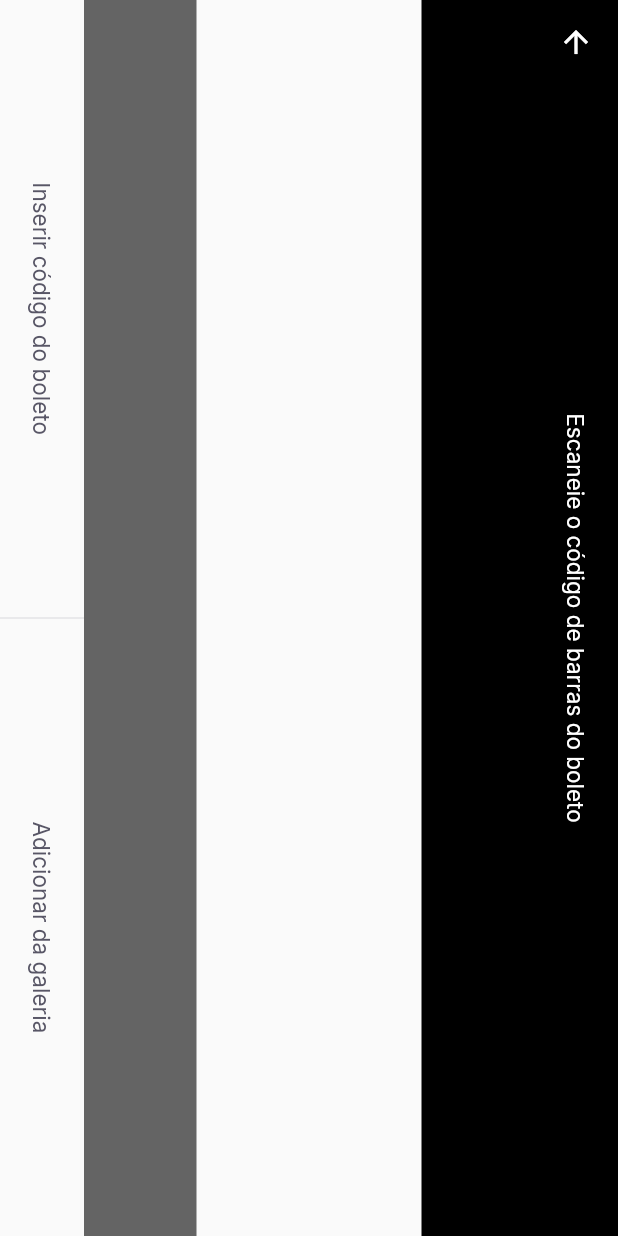
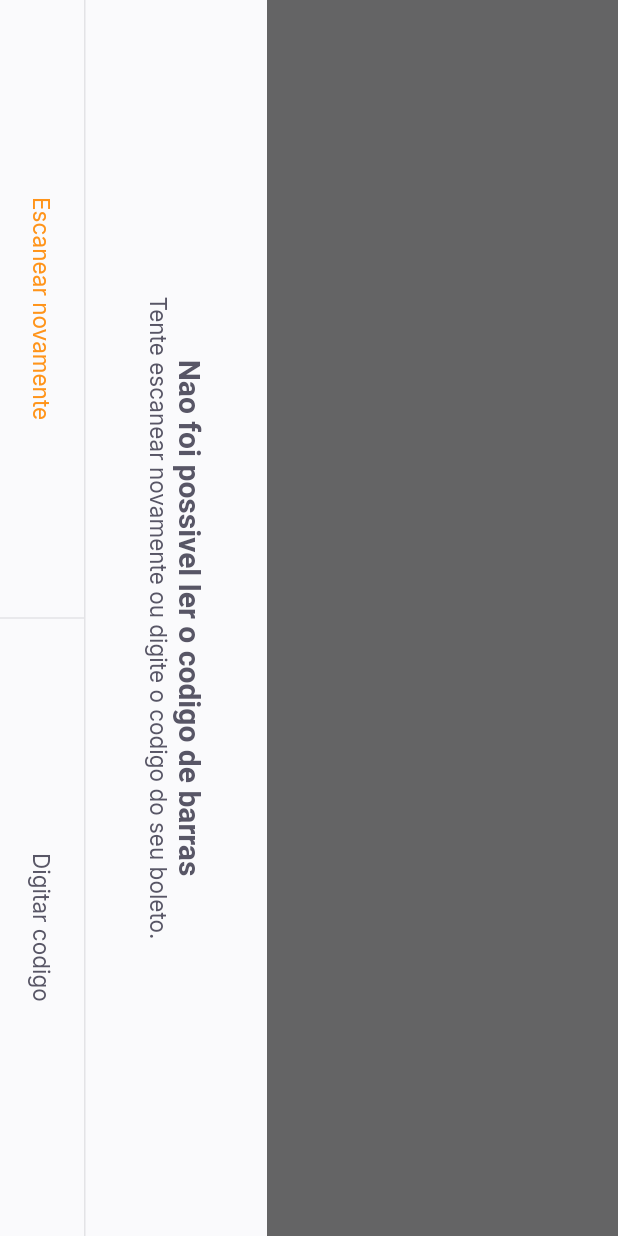
Before and after one commit to DevMiguell/payflow, a Flutter app: the BarcodeScannerPage screen opened by its route, on a phone screen of 412 x 824 dp. Run offline on Flutter 3.47's test engine with Material 2 defaults, Android fonts, the phone set to English and light mode, and no system bars; our stand-ins replace firebase_core, google_fonts, google_sign_in, shared_preferences; accounts and stored records are empty.

Commit message:
feat: setLabelbutton configure

```diff
--- a/lib/modules/barcode_scanner/barcode_scanner_page.dart
+++ b/lib/modules/barcode_scanner/barcode_scanner_page.dart
@@ -1,6 +1,7 @@
 import 'package:flutter/material.dart';
 import 'package:payflow/shared/themes/app_colors.dart';
 import 'package:payflow/shared/themes/app_text_styles.dart';
+import 'package:payflow/shared/widgets/bottom_sheet/bottom_sheet_widget.dart';
 import 'package:payflow/shared/widgets/divider_vertical/divider_vertical_widget.dart';
 import 'package:payflow/shared/widgets/label_button/label_button.dart';
 
@@ -16,6 +17,14 @@ class BarcodeScannerPage extends StatefulWidget {
 class _BarcodeScannerPageState extends State<BarcodeScannerPage> {
   @override
   Widget build(BuildContext context) {
+    return BottomSheetWidget(
+      title: "Nao foi possivel ler o codigo de barras",
+      subtitle: "Tente escanear novamente ou digite o codigo do seu boleto.",
+      primaryLabel: "Escanear novamente",
+      onPrimaryPressed: () {},
+      secondaryLabel: "Digitar codigo",
+      onSecondaryPressed: () {},
+    );
     return SafeArea(
       top: true,
       bottom: true,
--- /dev/null
+++ b/lib/shared/widgets/bottom_sheet/bottom_sheet_widget.dart
@@ -0,0 +1,73 @@
+import 'package:flutter/material.dart';
+import 'package:payflow/shared/themes/app_colors.dart';
+import 'package:payflow/shared/themes/app_text_styles.dart';
+import 'package:payflow/shared/widgets/set_label_buttons/set_label_button.dart';
+
+class BottomSheetWidget extends StatelessWidget {
+  final String primaryLabel;
+  final VoidCallback onPrimaryPressed;
+  final String secondaryLabel;
+  final VoidCallback onSecondaryPressed;
+  final String title;
+  final String subtitle;
+  const BottomSheetWidget(
+      {Key? key,
+      required this.primaryLabel,
+      required this.onPrimaryPressed,
+      required this.secondaryLabel,
+      required this.onSecondaryPressed,
+      required this.title,
+      required this.subtitle})
+      : super(key: key);
+
+  @override
+  Widget build(BuildContext context) {
+    return SafeArea(
+      child: RotatedBox(
+        quarterTurns: 1,
+        child: Material(
+          child: Container(
+            color: AppColors.shape,
+            child: Column(
+              children: [
+                Expanded(
+                  child: Container(
+                    color: Colors.black.withOpacity(0.6),
+                  ),
+                ),
+                Column(children: [
+                  Padding(
+                    padding: const EdgeInsets.all(40),
+                    child: Text.rich(
+                      TextSpan(
+                        text: title,
+                        style: TextStyles.titleBoldHeading,
+                        children: [
+                          TextSpan(
+                            text: "\n$subtitle",
+                            style: TextStyles.buttonHeading,
+                          ),
+                        ],
+                      ),
+                      textAlign: TextAlign.center,
+                    ),
+                  ),
+                  Container(
+                    height: 1,
+                    color: AppColors.stroke,
+                  ),
+                  SetLabelButtons(
+                      enabledPrimaryColor: true,
+                      primaryLabel: primaryLabel,
+                      onPrimaryPressed: onPrimaryPressed,
+                      secondaryLabel: secondaryLabel,
+                      onSecondaryPressed: onSecondaryPressed)
+                ]),
+              ],
+            ),
+          ),
+        ),
+      ),
+    );
+  }
+}
--- a/lib/shared/widgets/label_button/label_button.dart
+++ b/lib/shared/widgets/label_button/label_button.dart
@@ -4,7 +4,9 @@ import 'package:payflow/shared/themes/app_text_styles.dart';
 class LabelButton extends StatelessWidget {
   final String label;
   final VoidCallback onPressed;
-  const LabelButton({Key? key, required this.label, required this.onPressed})
+  final TextStyle? textStyle;
+  const LabelButton(
+      {Key? key, required this.label, required this.onPressed, this.textStyle})
       : super(key: key);
 
   @override
@@ -13,7 +15,7 @@ class LabelButton extends StatelessWidget {
       height: 56,
       child: TextButton(
           onPressed: onPressed,
-          child: Text(label, style: TextStyles.buttonHeading)),
+          child: Text(label, style: textStyle ?? TextStyles.buttonHeading)),
     );
   }
 }
--- a/lib/shared/widgets/set_label_buttons/set_label_button.dart
+++ b/lib/shared/widgets/set_label_buttons/set_label_button.dart
@@ -1,5 +1,6 @@
 import 'package:flutter/material.dart';
 
+import '../../themes/app_text_styles.dart';
 import '../divider_vertical/divider_vertical_widget.dart';
 import '../label_button/label_button.dart';
 
@@ -8,12 +9,14 @@ class SetLabelButtons extends StatelessWidget {
   final VoidCallback onPrimaryPressed;
   final String secondaryLabel;
   final VoidCallback onSecondaryPressed;
+  final bool enabledPrimaryColor;
   const SetLabelButtons(
       {Key? key,
       required this.primaryLabel,
       required this.onPrimaryPressed,
       required this.secondaryLabel,
-      required this.onSecondaryPressed})
+      required this.onSecondaryPressed,
+      this.enabledPrimaryColor = false})
       : super(key: key);
 
   @override
@@ -25,6 +28,7 @@ class SetLabelButtons extends StatelessWidget {
           child: LabelButton(
             label: primaryLabel,
             onPressed: onPrimaryPressed,
+            textStyle: enabledPrimaryColor ? TextStyles.buttonPrimary : null,
           ),
         ),
         const DividerVerticalWidget(),
```
